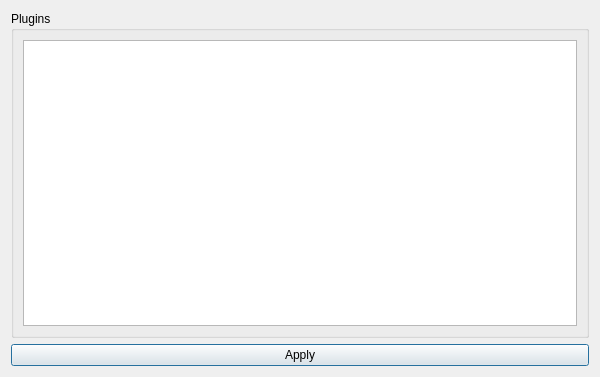
The window that components/pyIVLS_pluginloader.ui (pyIVLS/pyIVLS) describes before a commit, drawn with Qt 5.
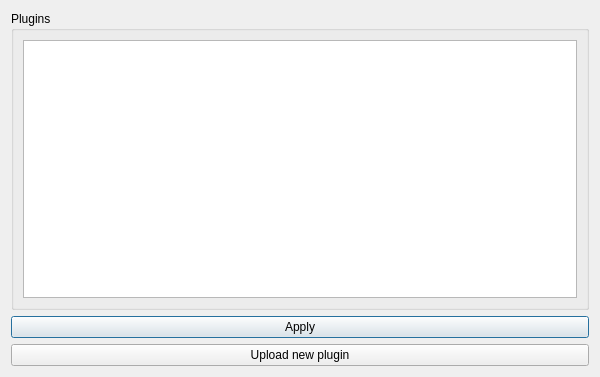
The same window after the commit.

Commit message: Added check in container to not do public function exchange if no plugins are registered

```diff
--- a/components/pyIVLS_pluginloader.ui
+++ b/components/pyIVLS_pluginloader.ui
@@ -48,6 +48,13 @@
      </property>
     </widget>
    </item>
+   <item>
+    <widget class="QPushButton" name="uploadButton">
+     <property name="text">
+      <string>Upload new plugin</string>
+     </property>
+    </widget>
+   </item>
   </layout>
  </widget>
  <resources/>
```
Left out of the diff: 2 changed lines with no effect on the pictures. The commit also changes 10 other files.
